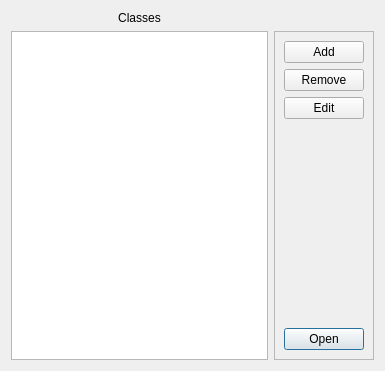
Open-Typer/ClassMonitor, file ui/classmenu.ui: the form before one commit.
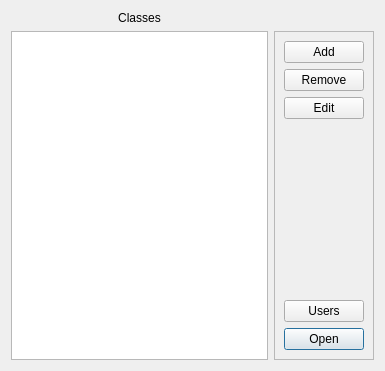
The form after the commit.

Commit message: ui: classmenu: Add users button

```diff
--- a/ui/classmenu.ui
+++ b/ui/classmenu.ui
@@ -139,6 +139,13 @@
          <property name="bottomMargin">
           <number>0</number>
          </property>
+         <item>
+          <widget class="QPushButton" name="usersButton">
+           <property name="text">
+            <string>Users</string>
+           </property>
+          </widget>
+         </item>
          <item>
           <widget class="QPushButton" name="openButton">
            <property name="sizePolicy">
```
